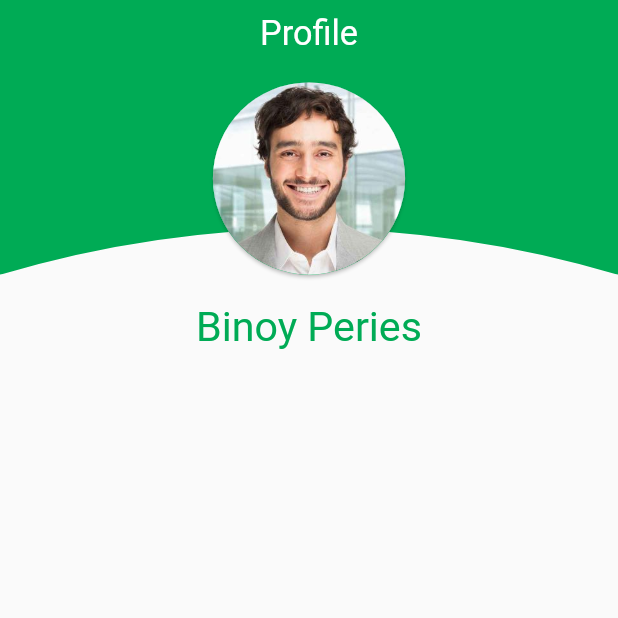
After one commit to Group22-SEP-18/TECLIX-app, a Flutter app: the screen it shows after launch, after a tap on "profile", on a phone screen of 412 x 824 dp, the top half of it. The commit adds this screen. Run offline on Flutter 3.47's test engine with Material 2 defaults, Android fonts, the phone set to English and light mode, and no system bars; our stand-ins replace bloc, dots_indicator, flutter_bloc, flutter_spinkit, geocoding, geolocator and 3 more.

Commit message:
employee profile started

```diff
--- a/lib/presentation/routing/routes.dart
+++ b/lib/presentation/routing/routes.dart
@@ -1,6 +1,7 @@
 import 'package:flutter/material.dart';
 import 'package:teclix/logic/bloc/customer_registration/customer_registration_provider.dart';
 import 'package:teclix/logic/bloc/signup/signup_provider.dart';
+import 'package:teclix/presentation/screens/employee_profile/employee_profile_page.dart';
 import 'package:teclix/presentation/screens/signin/signin_page.dart';
 import 'package:teclix/presentation/screens/signin/welcome_page.dart';
 import 'package:teclix/presentation/screens/start_up.dart';
@@ -12,6 +13,7 @@ class Routes {
     SignupProvider.id: SignupProvider(),
     SignInPage.id: SignInPage(),
     CustomerRegistrationProvider.id: CustomerRegistrationProvider(),
+    EmployeeProfilePage.id: EmployeeProfilePage(),
   };
   //this is to call the material routes in pages
   static MaterialPageRoute getMaterialPageRoute(
--- /dev/null
+++ b/lib/presentation/screens/employee_profile/employee_profile_page.dart
@@ -0,0 +1,75 @@
+import 'package:flutter/material.dart';
+import 'package:teclix/presentation/common/constants/TeclixColors.dart';
+import 'package:teclix/presentation/screens/employee_profile/widgets/header_clip_path.dart';
+
+class EmployeeProfilePage extends StatelessWidget {
+  static const String id = '/employee-profile';
+  @override
+  Widget build(BuildContext context) {
+    return SafeArea(
+      child: Scaffold(
+        appBar: PreferredSize(
+          preferredSize: Size.fromHeight(200.0),
+          child: Stack(
+            children: [
+              ClipPath(
+                clipper: HeaderClipPath(),
+                child: Container(
+                  color: ColorPrimary,
+                ),
+              ),
+              Padding(
+                padding: const EdgeInsets.only(top: 10.0),
+                child: Align(
+                  alignment: Alignment.topCenter,
+                  child: Text(
+                    'Profile',
+                    style: TextStyle(
+                      fontSize: 25.0,
+                      color: Colors.white,
+                    ),
+                  ),
+                ),
+              ),
+              Positioned(
+                left: 0.0,
+                right: 0.0,
+                bottom: 0.0,
+                child: Material(
+                  shape: CircleBorder(),
+                  elevation: 1.0,
+                  child: CircleAvatar(
+                    radius: 70.0,
+                    child: CircleAvatar(
+                      radius: 70.0,
+                      backgroundImage: Image.asset(
+                        'static/images/profile_dummy.jpg',
+                        fit: BoxFit.cover,
+                      ).image,
+                    ),
+                  ),
+                ),
+              )
+            ],
+          ),
+        ),
+        body: SingleChildScrollView(
+          physics: ClampingScrollPhysics(),
+          child: Column(
+            children: [
+              SizedBox(
+                height: 20.0,
+              ),
+              Center(
+                child: Text(
+                  'Binoy Peries',
+                  style: TextStyle(color: ColorPrimary, fontSize: 30.0),
+                ),
+              )
+            ],
+          ),
+        ),
+      ),
+    );
+  }
+}
--- /dev/null
+++ b/lib/presentation/screens/employee_profile/widgets/header_clip_path.dart
@@ -0,0 +1,21 @@
+import 'package:flutter/cupertino.dart';
+
+class HeaderClipPath extends CustomClipper<Path> {
+  @override
+  Path getClip(Size size) {
+    var path = Path();
+    path.lineTo(0.0, size.height);
+    var controlPoint = Offset(size.width / 2, size.height / 1.5);
+    var endPoint = Offset(size.width, size.height);
+    path.quadraticBezierTo(
+        controlPoint.dx, controlPoint.dy, endPoint.dx, endPoint.dy);
+
+    path.lineTo(size.width, 0.0);
+    path.close();
+
+    return path;
+  }
+
+  @override
+  bool shouldReclip(covariant CustomClipper<Path> oldClipper) => false;
+}
--- a/lib/presentation/screens/signin/welcome_page.dart
+++ b/lib/presentation/screens/signin/welcome_page.dart
@@ -4,6 +4,7 @@ import 'package:teclix/logic/bloc/signup/signup_provider.dart';
 import 'package:teclix/presentation/common/constants/TeclixColors.dart';
 import 'package:teclix/presentation/common/widgets/rounded_button.dart';
 import 'package:teclix/presentation/routing/routes.dart';
+import 'package:teclix/presentation/screens/employee_profile/employee_profile_page.dart';
 import 'package:teclix/presentation/screens/signin/signin_page.dart';
 
 class WelcomePage extends StatelessWidget {
@@ -36,6 +37,13 @@ class WelcomePage extends StatelessWidget {
                     CustomerRegistrationProvider.id, context),
               ),
             ),
+            RoundedButton(
+              title: 'profile',
+              colour: ColorPrimary,
+              onPressed: () => Navigator.of(context).push(
+                Routes.getMaterialPageRoute(EmployeeProfilePage.id, context),
+              ),
+            ),
           ],
         ),
       ),
```
Also changed, not shown: static/images/profile_dummy.jpg (added).
